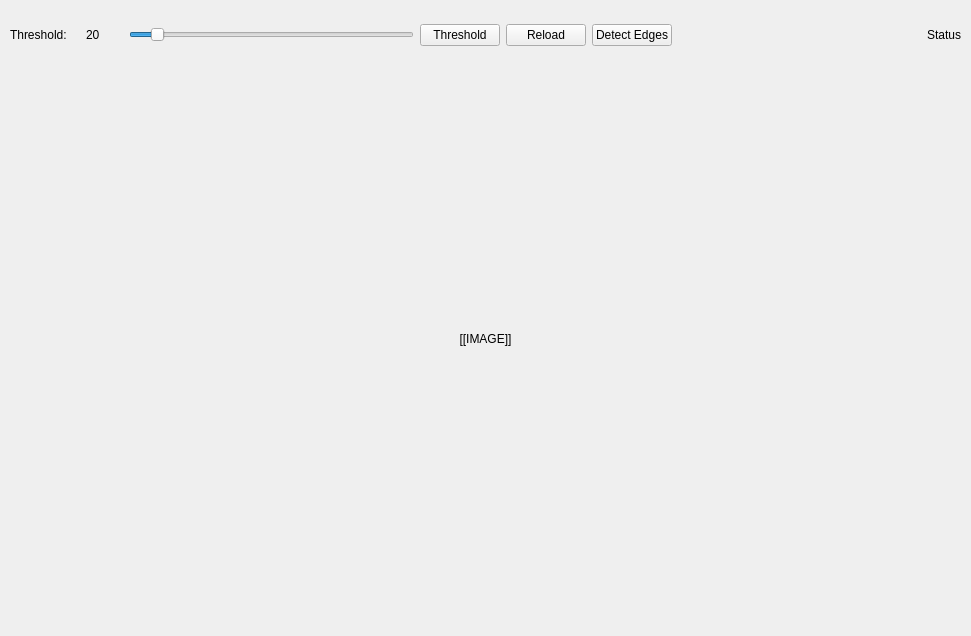
Above: ui/mainwindow.ui from Tyler-Barham/basic-image-manipulation before the change. Below: the same form after it.
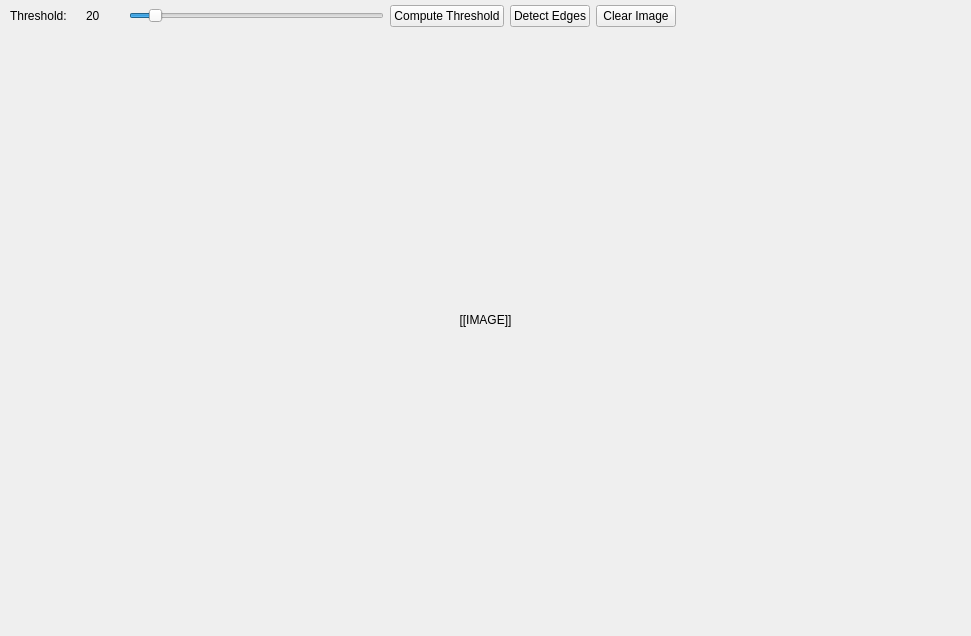
That is the form after the change.

```diff
--- a/ui/mainwindow.ui
+++ b/ui/mainwindow.ui
@@ -37,7 +37,7 @@
       <number>5</number>
      </property>
      <item>
-      <layout class="QHBoxLayout" name="layoutTopbar" stretch="7,2,1">
+      <layout class="QHBoxLayout" name="layoutTopbar" stretch="7,3">
        <item>
         <layout class="QHBoxLayout" name="layoutThreshold">
          <item>
@@ -91,14 +91,7 @@
          <item>
           <widget class="QPushButton" name="buttonThreshold">
            <property name="text">
-            <string>Threshold</string>
-           </property>
-          </widget>
-         </item>
-         <item>
-          <widget class="QPushButton" name="buttonReload">
-           <property name="text">
-            <string>Reload</string>
+            <string>Compute Threshold</string>
            </property>
           </widget>
          </item>
@@ -109,6 +102,13 @@
            </property>
           </widget>
          </item>
+         <item>
+          <widget class="QPushButton" name="buttonClear">
+           <property name="text">
+            <string>Clear Image</string>
+           </property>
+          </widget>
+         </item>
         </layout>
        </item>
        <item>
@@ -124,16 +124,6 @@
          </property>
         </spacer>
        </item>
-       <item>
-        <widget class="QLabel" name="labelStatus">
-         <property name="text">
-          <string>Status</string>
-         </property>
-         <property name="alignment">
-          <set>Qt::AlignRight|Qt::AlignTrailing|Qt::AlignVCenter</set>
-         </property>
-        </widget>
-       </item>
       </layout>
      </item>
      <item>
```
